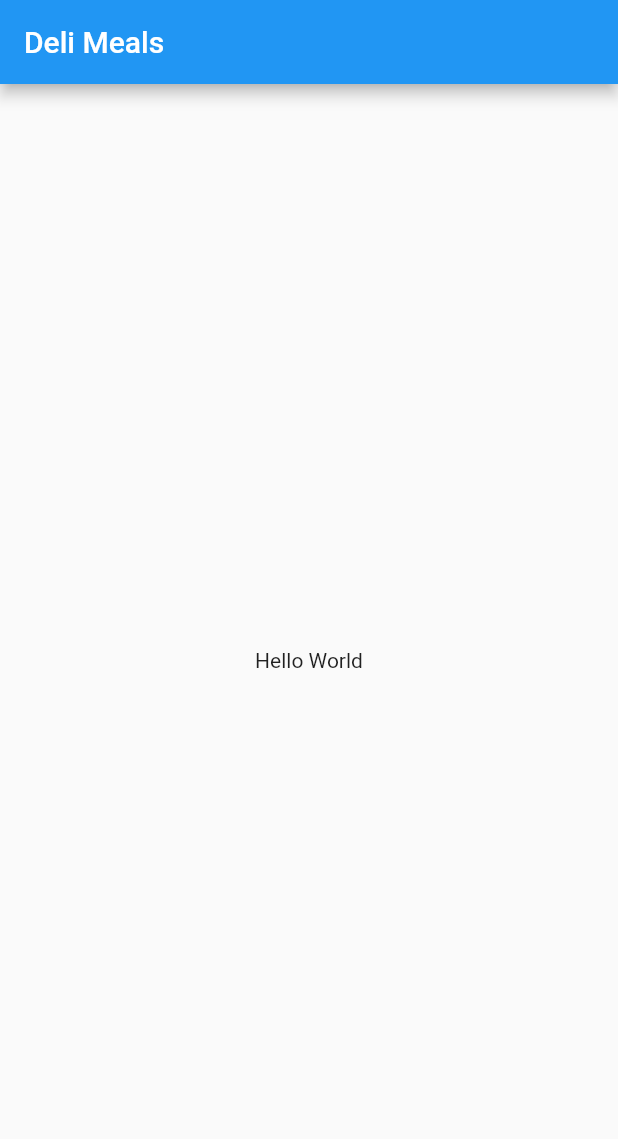
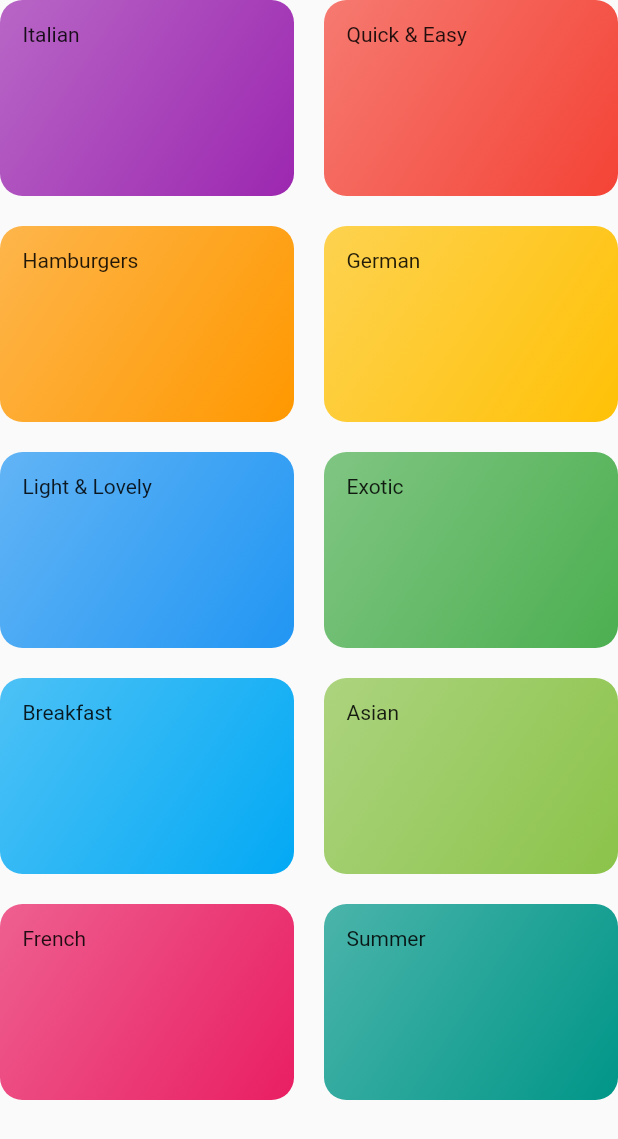
Before and after one commit to michaelpropp18/Recipes, a Flutter app: the screen it shows after launch, on a phone screen of 412 x 824 dp. Shown: the top 1139 px of the screen. Run offline on Flutter 3.47's test engine with Material 2 defaults, Android fonts, the phone set to English and light mode, and no system bars.

Commit message:
Item grid

```diff
--- /dev/null
+++ b/lib/categories_screen.dart
@@ -0,0 +1,22 @@
+import 'package:flutter/material.dart';
+
+import './dummy_data.dart';
+import 'category_item.dart';
+
+class CategoriesScreen extends StatelessWidget {
+  @override
+  Widget build(BuildContext context) {
+    return Scaffold(
+      body: GridView(
+        gridDelegate: SliverGridDelegateWithMaxCrossAxisExtent(
+            maxCrossAxisExtent: 200,
+            childAspectRatio: 3 / 2,
+            crossAxisSpacing: 20,
+            mainAxisSpacing: 20),
+        children: DUMMY_CATEGORIES.map((c) {
+          return CategoryItem(c.title, c.color);
+        }).toList(),
+      ),
+    );
+  }
+}
--- /dev/null
+++ b/lib/category_item.dart
@@ -0,0 +1,22 @@
+import 'package:flutter/material.dart';
+
+class CategoryItem extends StatelessWidget {
+  final String title;
+  final Color color;
+
+  CategoryItem(this.title, this.color);
+
+  @override
+  Widget build(BuildContext context) {
+    return Container(
+      padding: const EdgeInsets.all(15),
+      child: Text(title),
+      decoration: BoxDecoration(
+          borderRadius: BorderRadius.circular(15),
+          gradient: LinearGradient(
+              begin: Alignment.topLeft,
+              end: Alignment.bottomRight,
+              colors: [color.withOpacity(0.7), color])),
+    );
+  }
+}
--- /dev/null
+++ b/lib/dummy_data.dart
@@ -0,0 +1,56 @@
+import 'package:flutter/material.dart';
+
+import './models/category.dart';
+
+const DUMMY_CATEGORIES = const [
+  Category(
+    id: 'c1',
+    title: 'Italian',
+    color: Colors.purple,
+  ),
+  Category(
+    id: 'c2',
+    title: 'Quick & Easy',
+    color: Colors.red,
+  ),
+  Category(
+    id: 'c3',
+    title: 'Hamburgers',
+    color: Colors.orange,
+  ),
+  Category(
+    id: 'c4',
+    title: 'German',
+    color: Colors.amber,
+  ),
+  Category(
+    id: 'c5',
+    title: 'Light & Lovely',
+    color: Colors.blue,
+  ),
+  Category(
+    id: 'c6',
+    title: 'Exotic',
+    color: Colors.green,
+  ),
+  Category(
+    id: 'c7',
+    title: 'Breakfast',
+    color: Colors.lightBlue,
+  ),
+  Category(
+    id: 'c8',
+    title: 'Asian',
+    color: Colors.lightGreen,
+  ),
+  Category(
+    id: 'c9',
+    title: 'French',
+    color: Colors.pink,
+  ),
+  Category(
+    id: 'c10',
+    title: 'Summer',
+    color: Colors.teal,
+  ),
+];
--- a/lib/main.dart
+++ b/lib/main.dart
@@ -1,4 +1,6 @@
 import 'package:flutter/material.dart';
+
+import 'categories_screen.dart';
 
 void main() {
   runApp(MyApp());
@@ -13,26 +15,7 @@ class MyApp extends StatelessWidget {
       theme: ThemeData(
         primarySwatch: Colors.blue,
       ),
-      home: MyHomePage(),
+      home: CategoriesScreen(),
     );
   }
 }
-
-class MyHomePage extends StatefulWidget {
-  @override
-  _MyHomePageState createState() => _MyHomePageState();
-}
-
-class _MyHomePageState extends State<MyHomePage> {
-  @override
-  Widget build(BuildContext context) {
-    return Scaffold(
-      appBar: AppBar(
-        title: Text('Deli Meals'),
-      ),
-      body: Center(
-        child: Text('Hello World'),
-      ),
-    );
-  }
-}
--- /dev/null
+++ b/lib/models/category.dart
@@ -0,0 +1,10 @@
+import 'package:flutter/material.dart';
+
+class Category {
+  final String id;
+  final String title;
+  final Color color;
+
+  const Category(
+      {@required this.id, @required this.title, this.color = Colors.orange});
+}
```
